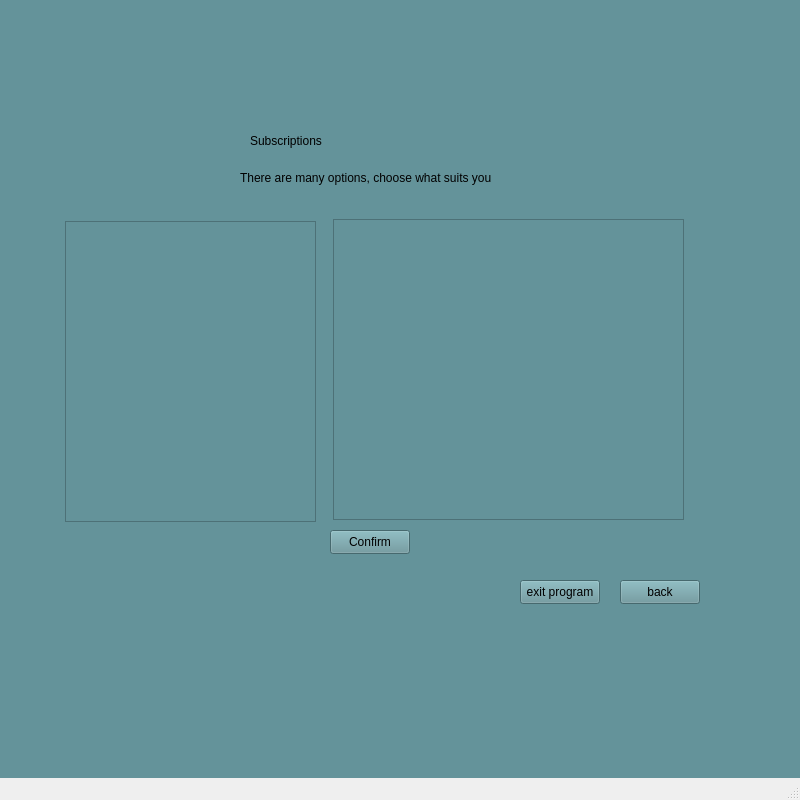
First picture: the form in omar qt/QtWidgetsApplication3.ui, repository MohammedNaser28/SP_metro_system, before the edit.
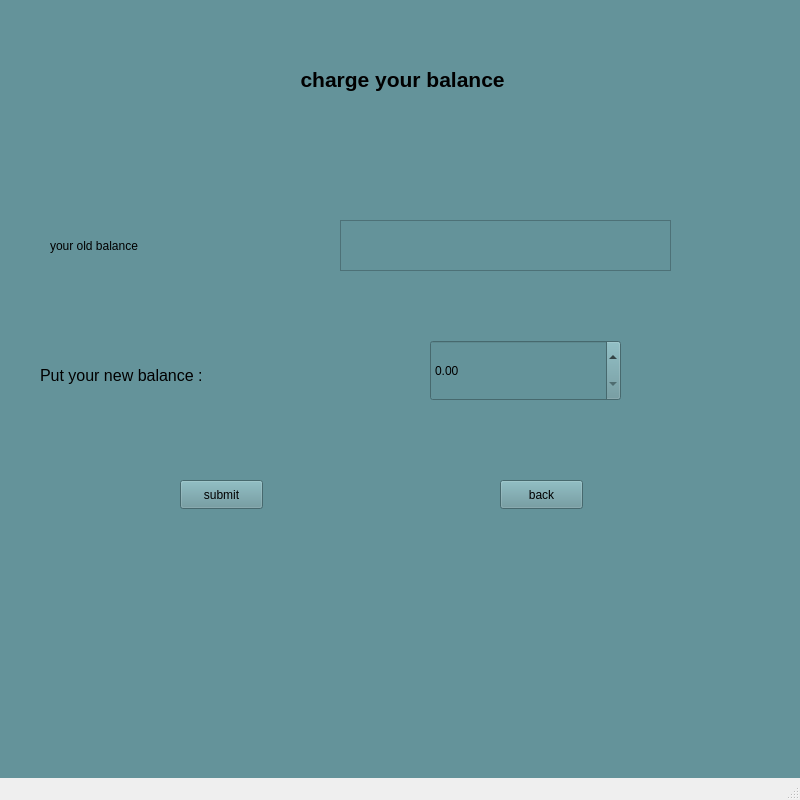
Second picture: the form after the edit. The open tabs and pages were chosen to show the change. Icons and pictures are not drawn.

```diff
--- a/omar qt/QtWidgetsApplication3.ui
+++ b/omar qt/QtWidgetsApplication3.ui
@@ -874,6 +874,93 @@
       </property>
      </widget>
     </widget>
+    <widget class="QWidget" name="charge_user_balance_page">
+     <widget class="QLabel" name="label_22">
+      <property name="geometry">
+       <rect>
+        <x>160</x>
+        <y>49</y>
+        <width>491</width>
+        <height>61</height>
+       </rect>
+      </property>
+      <property name="text">
+       <string>&lt;html&gt;&lt;head/&gt;&lt;body&gt;&lt;p align=&quot;center&quot;&gt;&lt;span style=&quot; font-size:16pt; font-weight:700;&quot;&gt;charge your balance &lt;/span&gt;&lt;/p&gt;&lt;/body&gt;&lt;/html&gt;</string>
+      </property>
+     </widget>
+     <widget class="QLabel" name="label_23">
+      <property name="geometry">
+       <rect>
+        <x>40</x>
+        <y>350</y>
+        <width>291</width>
+        <height>51</height>
+       </rect>
+      </property>
+      <property name="text">
+       <string>&lt;html&gt;&lt;head/&gt;&lt;body&gt;&lt;p&gt;&lt;span style=&quot; font-size:12pt;&quot;&gt;Put your new balance :&lt;/span&gt;&lt;/p&gt;&lt;/body&gt;&lt;/html&gt;</string>
+      </property>
+     </widget>
+     <widget class="QDoubleSpinBox" name="user_input_balance">
+      <property name="geometry">
+       <rect>
+        <x>430</x>
+        <y>340</y>
+        <width>191</width>
+        <height>61</height>
+       </rect>
+      </property>
+     </widget>
+     <widget class="QPushButton" name="submit_balance">
+      <property name="geometry">
+       <rect>
+        <x>180</x>
+        <y>480</y>
+        <width>83</width>
+        <height>29</height>
+       </rect>
+      </property>
+      <property name="text">
+       <string>submit</string>
+      </property>
+     </widget>
+     <widget class="QPushButton" name="back_from_balance">
+      <property name="geometry">
+       <rect>
+        <x>500</x>
+        <y>480</y>
+        <width>83</width>
+        <height>29</height>
+       </rect>
+      </property>
+      <property name="text">
+       <string>back</string>
+      </property>
+     </widget>
+     <widget class="QLabel" name="label_36">
+      <property name="geometry">
+       <rect>
+        <x>50</x>
+        <y>230</y>
+        <width>231</width>
+        <height>31</height>
+       </rect>
+      </property>
+      <property name="text">
+       <string>your old balance</string>
+      </property>
+     </widget>
+     <widget class="QTextBrowser" name="old_user_balance">
+      <property name="geometry">
+       <rect>
+        <x>340</x>
+        <y>220</y>
+        <width>331</width>
+        <height>51</height>
+       </rect>
+      </property>
+     </widget>
+    </widget>
     <widget class="QWidget" name="welcome2">
      <property name="minimumSize">
       <size>
```
